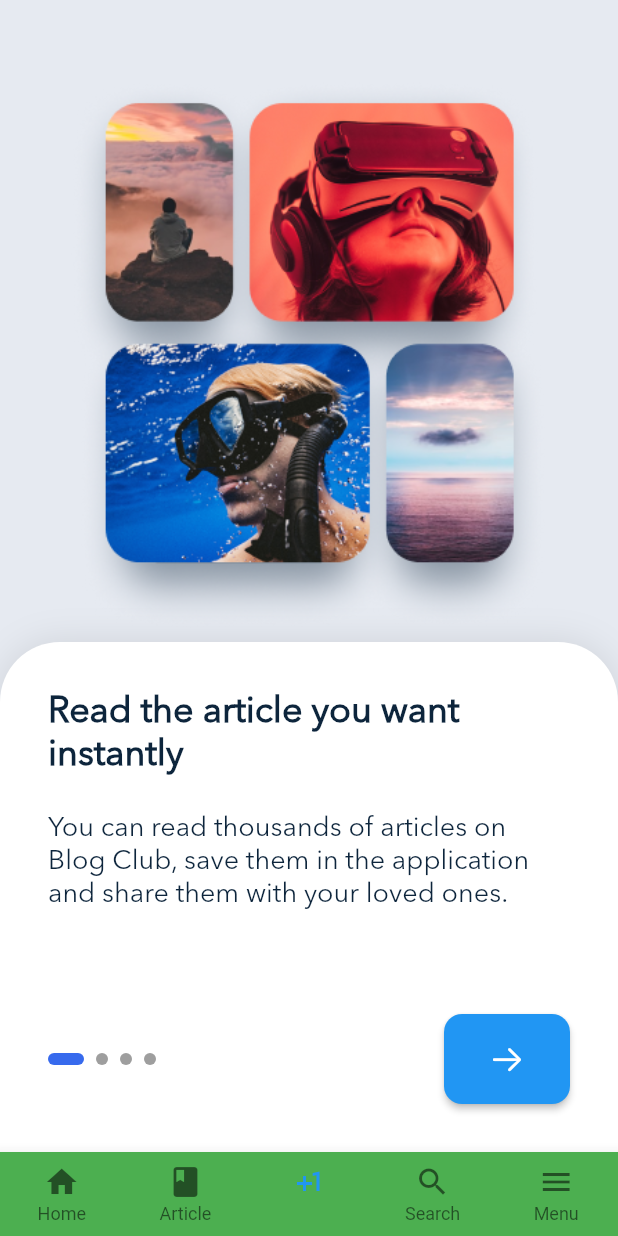
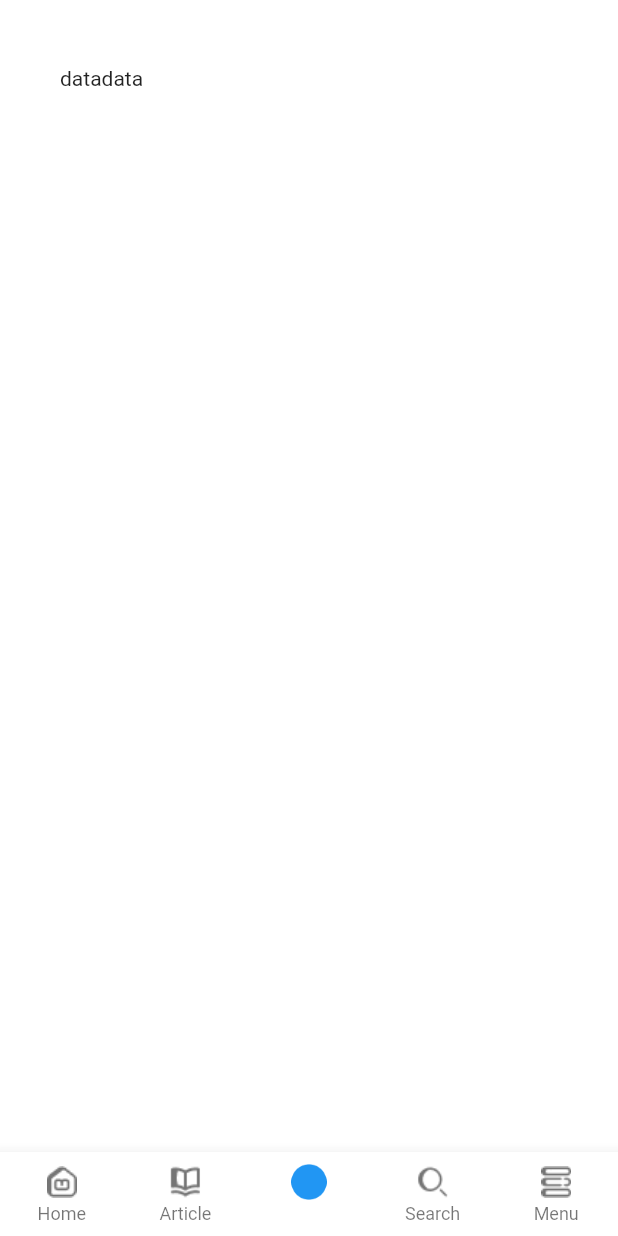
Before and after one commit to kimiaBadri/blog-club, a Flutter app: the MainScreen screen opened directly, item 3 of the bottom bar chosen, on a phone screen of 412 x 824 dp. Run offline on Flutter 3.47's test engine with Material 2 defaults, Android fonts, the phone set to English and light mode, and no system bars; drawn by our look-alikes of smooth_page_indicator; our stand-ins replace hexcolor.

Commit message:
start profile screen

```diff
--- a/lib/main.dart
+++ b/lib/main.dart
@@ -52,6 +52,6 @@ class MyApp extends StatelessWidget {
             ),
           ),
         ),
-        home: StoryPage());
+        home: MainScreen());
   }
 }
--- a/lib/screens/main_screen.dart
+++ b/lib/screens/main_screen.dart
@@ -1,5 +1,6 @@
 import 'package:blog_club/screens/home_page_screen.dart';
 import 'package:blog_club/screens/onboarding_screen.dart';
+import 'package:blog_club/screens/profile_page.dart';
 import 'package:flutter/cupertino.dart';
 import 'package:flutter/material.dart';
 
@@ -23,13 +24,33 @@ class _MainScreenState extends State<MainScreen> {
             });
           },
           type: BottomNavigationBarType.fixed,
-          backgroundColor: Colors.green,
+          backgroundColor: Colors.white,
           items: [
-            BottomNavigationBarItem(icon: Icon(Icons.home), label: 'Home'),
-            BottomNavigationBarItem(icon: Icon(Icons.book), label: 'Article'),
-            BottomNavigationBarItem(icon: Icon(Icons.plus_one), label: ''),
-            BottomNavigationBarItem(icon: Icon(Icons.search), label: 'Search'),
-            BottomNavigationBarItem(icon: Icon(Icons.menu), label: 'Menu'),
+            BottomNavigationBarItem(
+                icon: ImageIcon(
+                  AssetImage('assets/images/icons/online-learning 1.png'),
+                ),
+                label: 'Home'),
+            BottomNavigationBarItem(
+                icon: ImageIcon(
+                  AssetImage('assets/images/icons/Articles.png'),
+                ),
+                label: 'Article'),
+            BottomNavigationBarItem(
+                icon: ImageIcon(
+                  AssetImage('assets/images/icons/Oval.png'),
+                ),
+                label: ''),
+            BottomNavigationBarItem(
+                icon: ImageIcon(
+                  AssetImage('assets/images/icons/Search.png'),
+                ),
+                label: 'Search'),
+            BottomNavigationBarItem(
+                icon: ImageIcon(
+                  AssetImage('assets/images/icons/tasks 2.png'),
+                ),
+                label: 'Menu'),
           ],
         ),
         body: IndexedStack(
@@ -42,7 +63,7 @@ class _MainScreenState extends State<MainScreen> {
     return <Widget>[
       HomePageScreen(),
       HomePageScreen(),
-      OnBoardingScreen(),
+      ProfileScreen(),
       OnBoardingScreen(),
       OnBoardingScreen(),
     ];
--- /dev/null
+++ b/lib/screens/profile_page.dart
@@ -0,0 +1,27 @@
+import 'package:flutter/material.dart';
+
+class ProfileScreen extends StatelessWidget {
+  const ProfileScreen({super.key});
+
+  @override
+  Widget build(BuildContext context) {
+    return Scaffold(
+      body: Stack(
+        children: [
+          Container(
+            color: Colors.white,
+          ),
+          Padding(
+            padding: const EdgeInsets.only(top: 44, right: 40, left: 40),
+            child: Row(
+              children: [
+                Text('data'),
+                Text('data'),
+              ],
+            ),
+          )
+        ],
+      ),
+    );
+  }
+}
--- a/lib/screens/story_page.dart
+++ b/lib/screens/story_page.dart
@@ -8,7 +8,8 @@ class StoryPage extends StatelessWidget {
 
   @override
   Widget build(BuildContext context) {
-    return Stack(
+    return Scaffold(
+      body: Stack(
         alignment: Alignment.topCenter,
         children: [
           Container(
@@ -37,6 +38,7 @@ class StoryPage extends StatelessWidget {
             ),
           )
         ],
+      ),
     );
   }
 
```
Also changed, not shown: assets/images/icons/Articles.png (added), assets/images/icons/Oval.png (added), assets/images/icons/Search.png (added), assets/images/icons/online-learning 1.png (added), assets/images/icons/tasks 2.png (added). Lines whose indentation alone changed are shown as unchanged.
